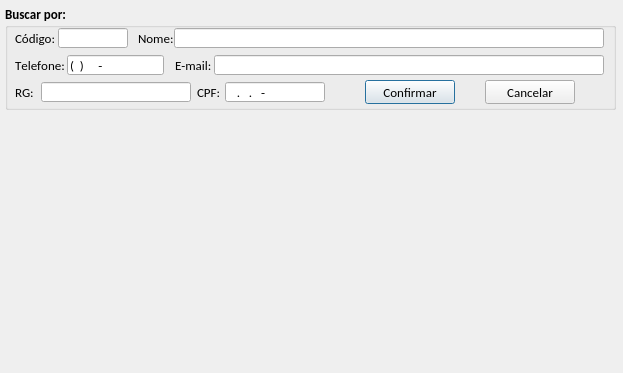
jmessias1725/sexloja, file loja/tela_listar_clientes.ui: the form before one commit.
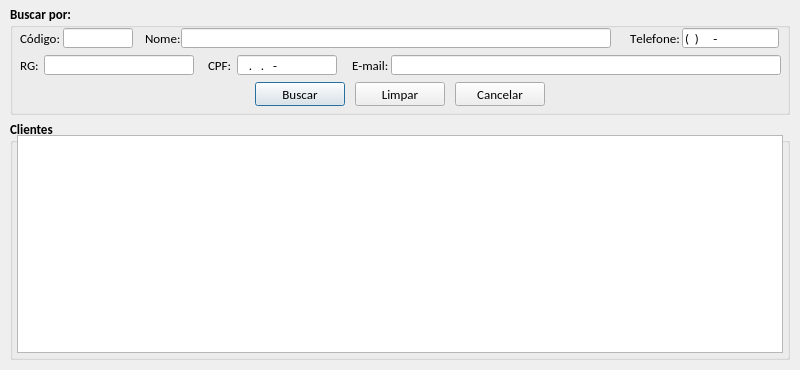
The form after the commit. Icons and pictures are not drawn.

Patch:
```diff
--- a/loja/tela_listar_clientes.ui
+++ b/loja/tela_listar_clientes.ui
@@ -6,8 +6,8 @@
    <rect>
     <x>0</x>
     <y>0</y>
-    <width>623</width>
-    <height>373</height>
+    <width>800</width>
+    <height>370</height>
    </rect>
   </property>
   <property name="windowTitle">
@@ -20,10 +20,10 @@
   <widget class="QGroupBox" name="gb_buscar">
    <property name="geometry">
     <rect>
-     <x>5</x>
+     <x>10</x>
      <y>5</y>
-     <width>611</width>
-     <height>105</height>
+     <width>780</width>
+     <height>110</height>
     </rect>
    </property>
    <property name="font">
@@ -83,7 +83,7 @@
     <property name="geometry">
      <rect>
       <x>10</x>
-      <y>77</y>
+      <y>50</y>
       <width>20</width>
       <height>20</height>
      </rect>
@@ -104,7 +104,7 @@
    <widget class="QLabel" name="lb_nome">
     <property name="geometry">
      <rect>
-      <x>133</x>
+      <x>135</x>
       <y>23</y>
       <width>40</width>
       <height>20</height>
@@ -132,9 +132,9 @@
    <widget class="QLabel" name="lb_cpf">
     <property name="geometry">
      <rect>
-      <x>192</x>
-      <y>77</y>
-      <width>26</width>
+      <x>198</x>
+      <y>50</y>
+      <width>30</width>
       <height>20</height>
      </rect>
     </property>
@@ -154,8 +154,8 @@
    <widget class="QLineEdit" name="le_rg">
     <property name="geometry">
      <rect>
-      <x>36</x>
-      <y>77</y>
+      <x>34</x>
+      <y>50</y>
       <width>150</width>
       <height>20</height>
      </rect>
@@ -200,7 +200,7 @@
    <widget class="QLineEdit" name="le_nome">
     <property name="geometry">
      <rect>
-      <x>169</x>
+      <x>171</x>
       <y>23</y>
       <width>430</width>
       <height>20</height>
@@ -246,8 +246,8 @@
    <widget class="QLineEdit" name="le_cpf">
     <property name="geometry">
      <rect>
-      <x>220</x>
-      <y>77</y>
+      <x>227</x>
+      <y>50</y>
       <width>100</width>
       <height>20</height>
      </rect>
@@ -295,8 +295,8 @@
    <widget class="QLabel" name="lb_telefone">
     <property name="geometry">
      <rect>
-      <x>10</x>
-      <y>50</y>
+      <x>620</x>
+      <y>23</y>
       <width>50</width>
       <height>20</height>
      </rect>
@@ -314,7 +314,7 @@
    <widget class="QLabel" name="lb_email">
     <property name="geometry">
      <rect>
-      <x>170</x>
+      <x>342</x>
       <y>50</y>
       <width>46</width>
       <height>20</height>
@@ -333,8 +333,8 @@
    <widget class="QLineEdit" name="le_telefone">
     <property name="geometry">
      <rect>
-      <x>62</x>
-      <y>50</y>
+      <x>672</x>
+      <y>23</y>
       <width>97</width>
       <height>20</height>
      </rect>
@@ -355,7 +355,7 @@
    <widget class="QLineEdit" name="le_email">
     <property name="geometry">
      <rect>
-      <x>209</x>
+      <x>381</x>
       <y>50</y>
       <width>390</width>
       <height>20</height>
@@ -377,8 +377,8 @@
    <widget class="QPushButton" name="btn_confirmar">
     <property name="geometry">
      <rect>
-      <x>360</x>
-      <y>75</y>
+      <x>245</x>
+      <y>77</y>
       <width>90</width>
       <height>24</height>
      </rect>
@@ -404,7 +404,7 @@
      </font>
     </property>
     <property name="text">
-     <string>Confirmar</string>
+     <string>Buscar</string>
     </property>
     <property name="icon">
      <iconset resource="imagens.qrc">
@@ -420,8 +420,8 @@
    <widget class="QPushButton" name="btn_cancelar">
     <property name="geometry">
      <rect>
-      <x>480</x>
-      <y>75</y>
+      <x>445</x>
+      <y>77</y>
       <width>90</width>
       <height>24</height>
      </rect>
@@ -460,6 +460,99 @@
      </size>
     </property>
    </widget>
+   <widget class="QPushButton" name="btn_limpar">
+    <property name="geometry">
+     <rect>
+      <x>345</x>
+      <y>77</y>
+      <width>90</width>
+      <height>24</height>
+     </rect>
+    </property>
+    <property name="minimumSize">
+     <size>
+      <width>0</width>
+      <height>24</height>
+     </size>
+    </property>
+    <property name="maximumSize">
+     <size>
+      <width>90</width>
+      <height>24</height>
+     </size>
+    </property>
+    <property name="font">
+     <font>
+      <family>Calibri</family>
+      <pointsize>10</pointsize>
+      <weight>50</weight>
+      <bold>false</bold>
+     </font>
+    </property>
+    <property name="text">
+     <string>Limpar</string>
+    </property>
+    <property name="icon">
+     <iconset resource="imagens.qrc">
+      <normaloff>:/img/img/limpar.png</normaloff>:/img/img/limpar.png</iconset>
+    </property>
+    <property name="iconSize">
+     <size>
+      <width>20</width>
+      <height>20</height>
+     </size>
+    </property>
+   </widget>
+  </widget>
+  <widget class="QGroupBox" name="gb_clientes">
+   <property name="geometry">
+    <rect>
+     <x>10</x>
+     <y>120</y>
+     <width>780</width>
+     <height>240</height>
+    </rect>
+   </property>
+   <property name="font">
+    <font>
+     <family>Calibri</family>
+     <pointsize>10</pointsize>
+     <weight>75</weight>
+     <bold>true</bold>
+    </font>
+   </property>
+   <property name="title">
+    <string>Clientes</string>
+   </property>
+   <widget class="QTableView" name="tv_clientes">
+    <property name="geometry">
+     <rect>
+      <x>7</x>
+      <y>15</y>
+      <width>766</width>
+      <height>218</height>
+     </rect>
+    </property>
+    <property name="font">
+     <font>
+      <family>Calibri</family>
+      <pointsize>10</pointsize>
+      <kerning>false</kerning>
+     </font>
+    </property>
+    <property name="sortingEnabled">
+     <bool>false</bool>
+    </property>
+    <attribute name="horizontalHeaderStretchLastSection">
+     <bool>true</bool>
+    </attribute>
+    <attribute name="verticalHeaderDefaultSectionSize">
+     <number>30</number>
+    </attribute>
+    <attribute name="verticalHeaderStretchLastSection">
+     <bool>false</bool>
+    </attribute>
+   </widget>
   </widget>
  </widget>
  <resources>
```
Left out of the diff: 119 changed lines with no effect on the pictures.
